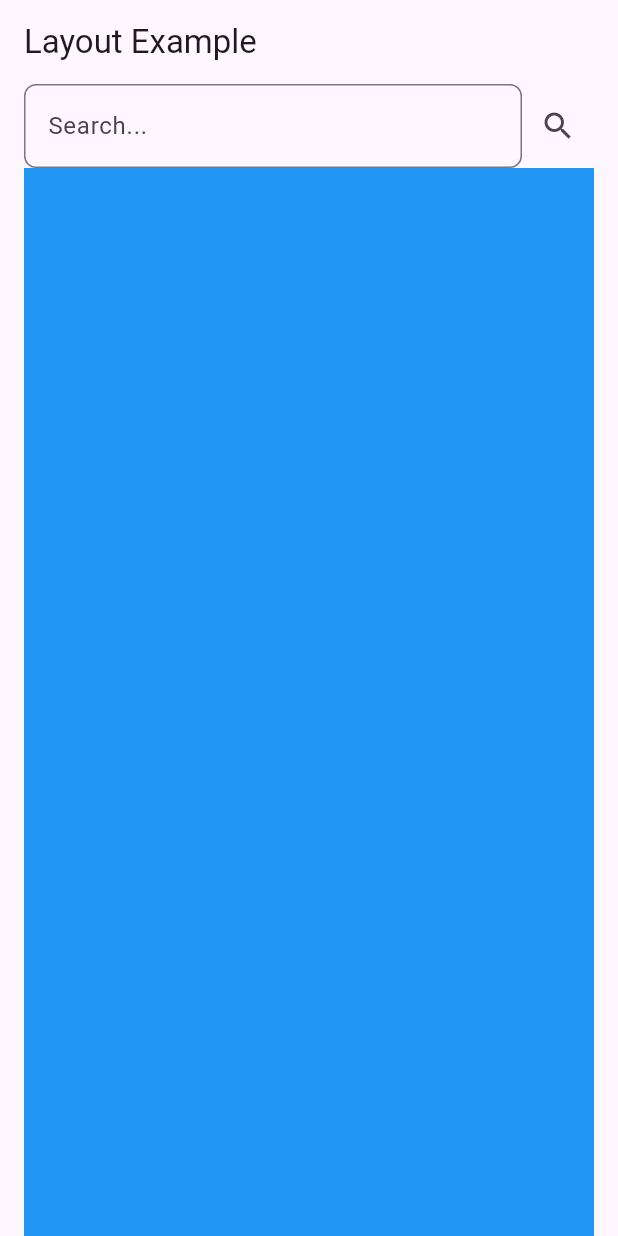
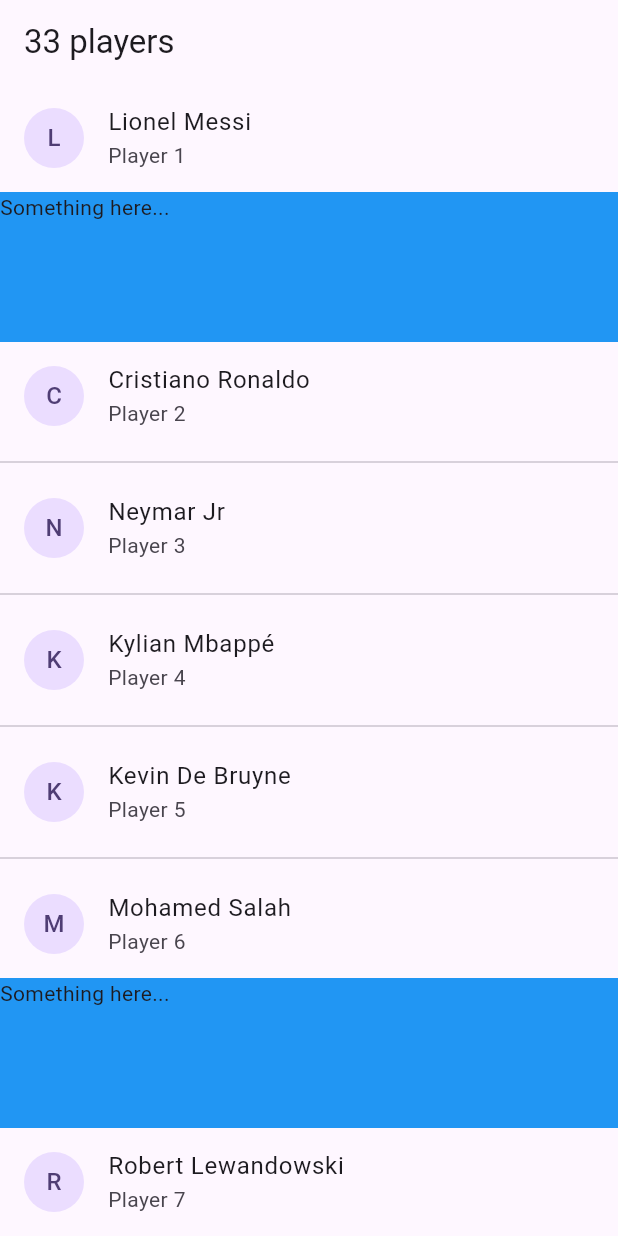
Before and after one commit to nixuiui/flutter_batch_8, a Flutter app: the screen it shows after launch, on a phone screen of 412 x 824 dp. Run offline on Flutter 3.47's test engine with Material 3 defaults, Android fonts, the phone set to English and light mode, and no system bars.

Commit message:
Replace LayoutExamplePage with ListViewSeparatedPage as the home widget; add ListViewBuilderPage and ListViewPage implementations

```diff
--- a/lib/main.dart
+++ b/lib/main.dart
@@ -1,5 +1,6 @@
 import 'package:flutter/material.dart';
-import 'package:flutter_batch_8/pages/day_4/layout_example_page.dart';
+
+import 'pages/day_4/list_view_separated_page.dart';
 
 void main() {
   runApp(const MyApp());
@@ -15,7 +16,7 @@ class MyApp extends StatelessWidget {
       theme: ThemeData(
         colorScheme: ColorScheme.fromSeed(seedColor: Colors.deepPurple),
       ),
-      home: LayoutExamplePage(),
+      home: ListViewSeparatedPage(),
     );
   }
 }
--- /dev/null
+++ b/lib/pages/day_4/list_view_separated_page.dart
@@ -0,0 +1,76 @@
+import 'package:flutter/material.dart';
+
+class ListViewSeparatedPage extends StatefulWidget {
+  const ListViewSeparatedPage({super.key});
+
+  @override
+  State<ListViewSeparatedPage> createState() => _ListViewSeparatedPageState();
+}
+
+class _ListViewSeparatedPageState extends State<ListViewSeparatedPage> {
+
+  final footballPlayers = [
+    'Lionel Messi',
+    'Cristiano Ronaldo',
+    'Neymar Jr',
+    'Kylian Mbappé',
+    'Kevin De Bruyne',
+    'Mohamed Salah',
+    'Robert Lewandowski',
+    'Virgil van Dijk',
+    'Karim Benzema',
+    'Sadio Mané',
+    'Harry Kane',
+    'Luka Modrić',
+    'Eden Hazard',
+    'Son Heung-min',
+    'Gareth Bale',
+    'Paul Pogba',
+    'Antoine Griezmann',
+    'Raheem Sterling',
+    'Sergio Ramos',
+    'Gianluigi Donnarumma',
+    'Alisson Becker',
+    'Ederson Moraes',
+    'Marc-André ter Stegen',
+    'Thibaut Courtois',
+    'Jan Oblak',
+    'Manuel Neuer',
+    'Kepa Arrizabalaga',
+    'Hugo Lloris',
+    'David de Gea',
+    'Keylor Navas',
+    'Edouard Mendy',
+    'Jordan Pickford',
+    'Bernd Leno',
+  ];
+
+  @override
+  Widget build(BuildContext context) {
+    return Scaffold(
+      appBar: AppBar(
+        title: Text('${footballPlayers.length} players'),
+      ),
+      body: ListView.separated(
+        itemCount: footballPlayers.length,
+        separatorBuilder: (context, index) => index % 5 == 0 ? Container(
+          height: 100,
+          color: Colors.blue,
+          child: Text("Something here..."),
+        ) : Divider(),
+        itemBuilder: (context, index) {
+          return ListTile(
+            title: Text(footballPlayers[index]),
+            subtitle: Text('Player ${index + 1}'),
+            leading: CircleAvatar(
+              child: Text(footballPlayers[index][0]),
+            ),
+            onTap: () {
+              // Handle item tap
+            },
+          );
+        },
+      ),
+    );
+  }
+}
```
Also changed, not shown: lib/pages/day_4/list_view_builder_page.dart (added, +71 -0 lines), lib/pages/day_4/list_view_page.dart (added, +405 -0 lines).
